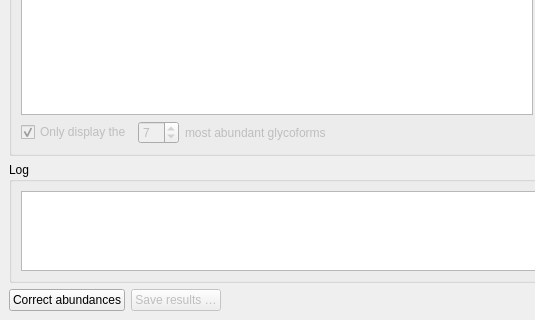
The window that main_window.ui (cdl-biosimilars/cafog) describes before a commit, drawn with Qt 5; both pictures show x 0 to 535 and y 505 to 825 of the 1072 by 825 pixel window.
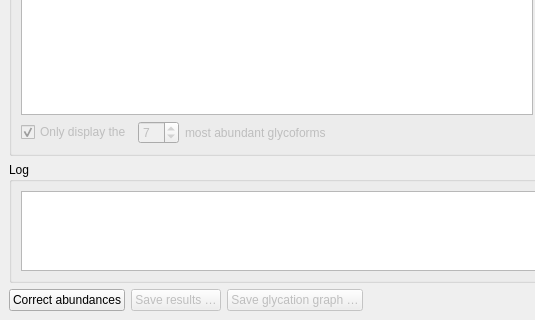
The same window after the commit. Custom widgets are drawn as their Qt base class.

Commit message: implement export of glycation graph to dot or gexf

The edit to the form file:
```diff
--- a/main_window.ui
+++ b/main_window.ui
@@ -392,6 +392,16 @@
         </property>
        </widget>
       </item>
+      <item>
+       <widget class="QPushButton" name="btSaveGraph">
+        <property name="enabled">
+         <bool>false</bool>
+        </property>
+        <property name="text">
+         <string>Save glycation graph …</string>
+        </property>
+       </widget>
+      </item>
       <item>
        <spacer name="horizontalSpacer_4">
         <property name="orientation">
```
Left out of the diff: 2 changed lines with no effect on the pictures. The commit also changes 2 other files.
